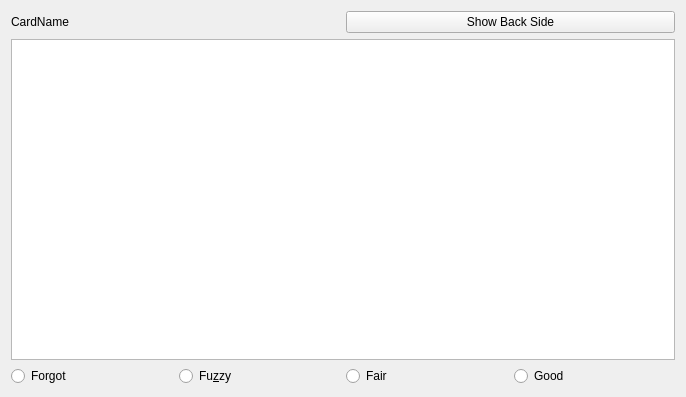
Before: the Qt Designer form plaincardreviewwidget.ui in t123yh/Memorized, drawn with Qt 5.
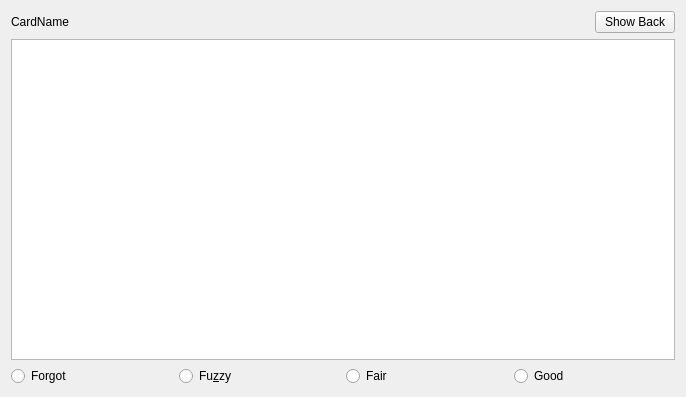
After: the same form once the commit is applied.

Patch:
```diff
--- a/plaincardreviewwidget.ui
+++ b/plaincardreviewwidget.ui
@@ -17,7 +17,13 @@
    <item>
     <layout class="QHBoxLayout" name="horizontalLayout">
      <item>
-      <widget class="QLabel" name="label">
+      <widget class="QLabel" name="lb_Name">
+       <property name="sizePolicy">
+        <sizepolicy hsizetype="Expanding" vsizetype="Preferred">
+         <horstretch>0</horstretch>
+         <verstretch>0</verstretch>
+        </sizepolicy>
+       </property>
        <property name="text">
         <string>CardName</string>
        </property>
@@ -26,7 +32,7 @@
      <item>
       <widget class="QPushButton" name="pushButton">
        <property name="text">
-        <string>Show Back Side</string>
+        <string>Show Back</string>
        </property>
       </widget>
      </item>
```
Left out of the diff: 10 changed lines with no effect on the pictures.
